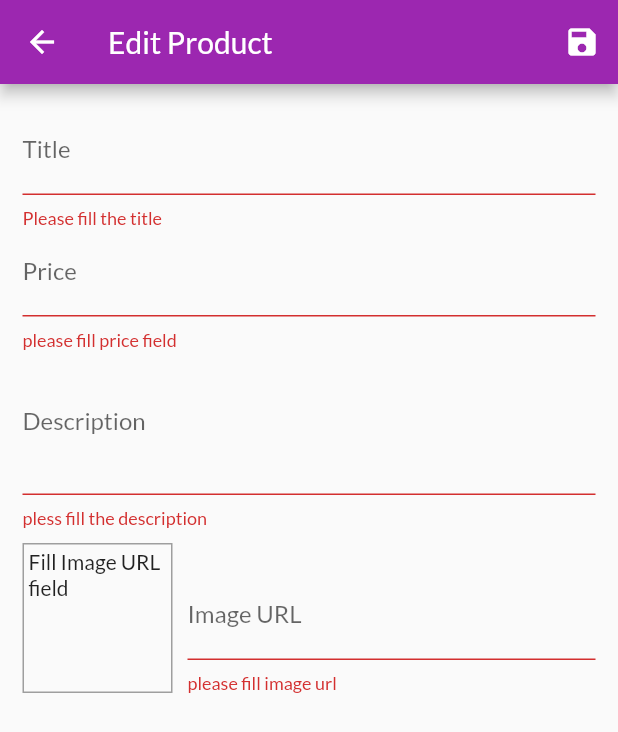
After one commit to arifsoer/Shop-App-Learn-Flutter, a Flutter app: the EditProductScreen screen opened by its route, after a tap on the "save" icon, on a phone screen of 412 x 824 dp. The commit adds this screen. Shown: the top 732 px of the screen. Run offline on Flutter 3.47's test engine with Material 2 defaults, Android fonts, the phone set to English and light mode, and no system bars; network calls fail.

Commit message:
do with form input

```diff
--- a/lib/main.dart
+++ b/lib/main.dart
@@ -5,6 +5,8 @@ import './screens/product_overvies.screen.dart';
 import './screens/product_detail_screen.dart';
 import './screens/cart_screen.dart';
 import './screens/order_screen.dart';
+import './screens/user_product_screen.dart';
+import './screens/edit_product_screen.dart';
 
 import './providers/products.dart';
 import './providers/cart.dart';
@@ -38,11 +40,14 @@ class MyApp extends StatelessWidget {
           fontFamily: 'Lato',
           visualDensity: VisualDensity.adaptivePlatformDensity,
         ),
+        debugShowCheckedModeBanner: false,
         home: ProductOverviewScreen(),
         routes: {
           ProductDetailScreen.routeName: (ctx) => ProductDetailScreen(),
           CartScreen.routeName: (ctx) => CartScreen(),
           OrderScreen.routeName: (ctx) => OrderScreen(),
+          UserProducrScreen.routeName: (ctx) => UserProducrScreen(),
+          EditProductScreen.routeName: (ctx) => EditProductScreen(),
         },
       ),
     );
--- a/lib/providers/products.dart
+++ b/lib/providers/products.dart
@@ -50,8 +50,30 @@ class Products with ChangeNotifier {
     return _items.firstWhere((prod) => prod.id == id);
   }
 
-  void addProduct() {
-    // _items.add(value)
+  void addProduct(Product product) {
+    var newProduct = Product(
+      title: product.title,
+      price: product.price,
+      description: product.description,
+      imageUrl: product.imageUrl,
+      id: DateTime.now().toString(),
+    );
+    _items.add(newProduct);
+    notifyListeners();
+  }
+
+  void update(String productid, Product editedProduct) {
+    final index = _items.indexWhere((item) => item.id == productid);
+    if (index >= 0) {
+      _items[index] = editedProduct;
+      notifyListeners();
+    } else {
+      print('...');
+    }
+  }
+
+  void delete(String id) {
+    _items.removeWhere((element) => element.id == id);
     notifyListeners();
   }
 }
--- /dev/null
+++ b/lib/screens/edit_product_screen.dart
@@ -0,0 +1,269 @@
+import 'package:flutter/material.dart';
+import 'package:provider/provider.dart';
+
+import '../providers/product.dart';
+import '../providers/products.dart';
+
+class EditProductScreen extends StatefulWidget {
+  static const routeName = "/edit-product";
+
+  @override
+  _EditProductScreenState createState() => _EditProductScreenState();
+}
+
+class _EditProductScreenState extends State<EditProductScreen> {
+  final _priceFocusNode = FocusNode();
+  final _descriptionFocusNode = FocusNode();
+  final _imageUrlController = TextEditingController();
+  final _imageUrlFocusNode = FocusNode();
+  final _form = GlobalKey<FormState>();
+  var _editedProduct = Product(
+    id: null,
+    title: '',
+    description: '',
+    price: 0,
+    imageUrl: '',
+  );
+  var _initValue = {
+    'title': '',
+    'description': '',
+    'price': '',
+    'imageUrl': ''
+  };
+  var _initState = true;
+
+  @override
+  void initState() {
+    _imageUrlFocusNode.addListener(updateImageUrl);
+    super.initState();
+  }
+
+  @override
+  void didChangeDependencies() {
+    if (_initState) {
+      final productId = ModalRoute.of(context).settings.arguments as String;
+      if (productId != null) {
+        _editedProduct =
+            Provider.of<Products>(context, listen: false).findById(productId);
+        _initValue = {
+          'title': _editedProduct.title,
+          'description': _editedProduct.description,
+          'price': _editedProduct.price.toString(),
+          'imageUrl': ''
+        };
+        _imageUrlController.text = _editedProduct.imageUrl;
+      }
+    }
+    _initState = false;
+    super.didChangeDependencies();
+  }
+
+  @override
+  void dispose() {
+    _imageUrlFocusNode.removeListener(updateImageUrl);
+    _priceFocusNode.dispose();
+    _descriptionFocusNode.dispose();
+    _imageUrlController.dispose();
+    _imageUrlFocusNode.dispose();
+    super.dispose();
+  }
+
+  void updateImageUrl() {
+    if (!_imageUrlFocusNode.hasFocus) {
+      if ((!_imageUrlController.text.startsWith('http') &&
+              !_imageUrlController.text.startsWith('https')) ||
+          (!_imageUrlController.text.endsWith('.png') &&
+              !_imageUrlController.text.endsWith('.jpg') &&
+              !_imageUrlController.text.endsWith('.jpeg'))) {
+        return;
+      }
+      setState(() {});
+    }
+  }
+
+  void _saveForm() {
+    _form.currentState.validate();
+    _form.currentState.save();
+    if (_editedProduct.id != null) {
+      Provider.of<Products>(context, listen: false).update(
+        _editedProduct.id,
+        _editedProduct,
+      );
+    } else {
+      Provider.of<Products>(context, listen: false).addProduct(_editedProduct);
+    }
+    Navigator.of(context).pop();
+  }
+
+  @override
+  Widget build(BuildContext context) {
+    return Scaffold(
+      appBar: AppBar(
+        title: const Text("Edit Product"),
+        actions: [
+          IconButton(
+            icon: Icon(Icons.save),
+            onPressed: _saveForm,
+          )
+        ],
+      ),
+      body: Padding(
+        padding: const EdgeInsets.all(15.0),
+        child: Form(
+          key: _form,
+          child: SingleChildScrollView(
+            child: Column(
+              children: [
+                TextFormField(
+                  initialValue: _initValue['title'],
+                  decoration: InputDecoration(labelText: "Title"),
+                  textInputAction: TextInputAction.next,
+                  onFieldSubmitted: (_) {
+                    FocusScope.of(context).requestFocus(_priceFocusNode);
+                  },
+                  validator: (value) {
+                    if (value.isEmpty) {
+                      return "Please fill the title";
+                    }
+                    return null;
+                  },
+                  onSaved: (value) {
+                    _editedProduct = Product(
+                      id: _editedProduct.id,
+                      title: value,
+                      description: _editedProduct.description,
+                      price: _editedProduct.price,
+                      imageUrl: _editedProduct.imageUrl,
+                      isFavorite: _editedProduct.isFavorite,
+                    );
+                  },
+                ),
+                TextFormField(
+                    initialValue: _initValue['price'],
+                    decoration: InputDecoration(labelText: "Price"),
+                    textInputAction: TextInputAction.next,
+                    keyboardType: TextInputType.number,
+                    focusNode: _priceFocusNode,
+                    onFieldSubmitted: (_) {
+                      FocusScope.of(context)
+                          .requestFocus(_descriptionFocusNode);
+                    },
+                    validator: (value) {
+                      if (value.isEmpty) {
+                        return "please fill price field";
+                      }
+                      if (double.tryParse(value) == null) {
+                        return "please insert valid number";
+                      }
+                      if (double.parse(value) <= 0) {
+                        return "must greater than zero";
+                      }
+                      return null;
+                    },
+                    onSaved: (value) {
+                      _editedProduct = Product(
+                        id: _editedProduct.id,
+                        title: _editedProduct.title,
+                        description: _editedProduct.description,
+                        price: double.parse(value),
+                        imageUrl: _editedProduct.imageUrl,
+                        isFavorite: _editedProduct.isFavorite,
+                      );
+                    }),
+                TextFormField(
+                    initialValue: _initValue['description'],
+                    decoration: InputDecoration(labelText: "Description"),
+                    maxLines: 3,
+                    keyboardType: TextInputType.multiline,
+                    focusNode: _descriptionFocusNode,
+                    validator: (value) {
+                      if (value.isEmpty) {
+                        return "pless fill the description";
+                      }
+                      if (value.length <= 10) {
+                        return "at least 10 characters long";
+                      }
+                      return null;
+                    },
+                    onSaved: (value) {
+                      _editedProduct = Product(
+                        id: _editedProduct.id,
+                        title: _editedProduct.title,
+                        description: value,
+                        price: _editedProduct.price,
+                        imageUrl: _editedProduct.imageUrl,
+                        isFavorite: _editedProduct.isFavorite,
+                      );
+                    }),
+                Row(
+                  crossAxisAlignment: CrossAxisAlignment.end,
+                  children: [
+                    Container(
+                      width: 100,
+                      height: 100,
+                      margin: EdgeInsets.only(
+                        top: 10,
+                        right: 10,
+                      ),
+                      padding: EdgeInsets.all(3),
+                      decoration: BoxDecoration(
+                        border: Border.all(
+                          width: 1,
+                          color: Colors.grey,
+                        ),
+                      ),
+                      child: _imageUrlController.text.isEmpty
+                          ? Text("Fill Image URL field")
+                          : FittedBox(
+                              child: Image.network(
+                                _imageUrlController.text,
+                                fit: BoxFit.cover,
+                              ),
+                            ),
+                    ),
+                    Expanded(
+                      child: TextFormField(
+                          decoration: InputDecoration(labelText: "Image URL"),
+                          keyboardType: TextInputType.url,
+                          textInputAction: TextInputAction.done,
+                          controller: _imageUrlController,
+                          focusNode: _imageUrlFocusNode,
+                          onFieldSubmitted: (_) {
+                            _saveForm();
+                          },
+                          validator: (value) {
+                            if (value.isEmpty) {
+                              return "please fill image url";
+                            }
+                            if (!value.startsWith("http") &&
+                                !value.startsWith("https")) {
+                              return "please insert valid url";
+                            }
+                            if (!value.endsWith(".png") &&
+                                !value.endsWith(".jpg") &&
+                                !value.endsWith(".jpeg")) {
+                              return "please insert valid image url";
+                            }
+                            return null;
+                          },
+                          onSaved: (value) {
+                            _editedProduct = Product(
+                              id: _editedProduct.id,
+                              title: _editedProduct.title,
+                              description: _editedProduct.description,
+                              price: _editedProduct.price,
+                              imageUrl: value,
+                              isFavorite: _editedProduct.isFavorite,
+                            );
+                          }),
+                    ),
+                  ],
+                )
+              ],
+            ),
+          ),
+        ),
+      ),
+    );
+  }
+}
--- a/lib/widgets/app_drawer.dart
+++ b/lib/widgets/app_drawer.dart
@@ -1,6 +1,7 @@
 import 'package:flutter/material.dart';
 
 import '../screens/order_screen.dart';
+import '../screens/user_product_screen.dart';
 
 class AppDrawer extends StatelessWidget {
   @override
@@ -28,6 +29,15 @@ class AppDrawer extends StatelessWidget {
               Navigator.of(context).pushReplacementNamed(OrderScreen.routeName);
             },
           ),
+          Divider(),
+          ListTile(
+            leading: Icon(Icons.edit),
+            title: Text('Product Management'),
+            onTap: () {
+              Navigator.of(context)
+                  .pushReplacementNamed(UserProducrScreen.routeName);
+            },
+          ),
         ],
       ),
     );
```
Also changed, not shown: lib/providers/cart.dart (+20 -0 lines), lib/screens/user_product_screen.dart (added, +43 -0 lines), lib/widgets/Cart_item_widget.dart (+23 -0 lines), lib/widgets/product_item.dart (+13 -0 lines), lib/widgets/user_product_item.dart (added, +47 -0 lines).
